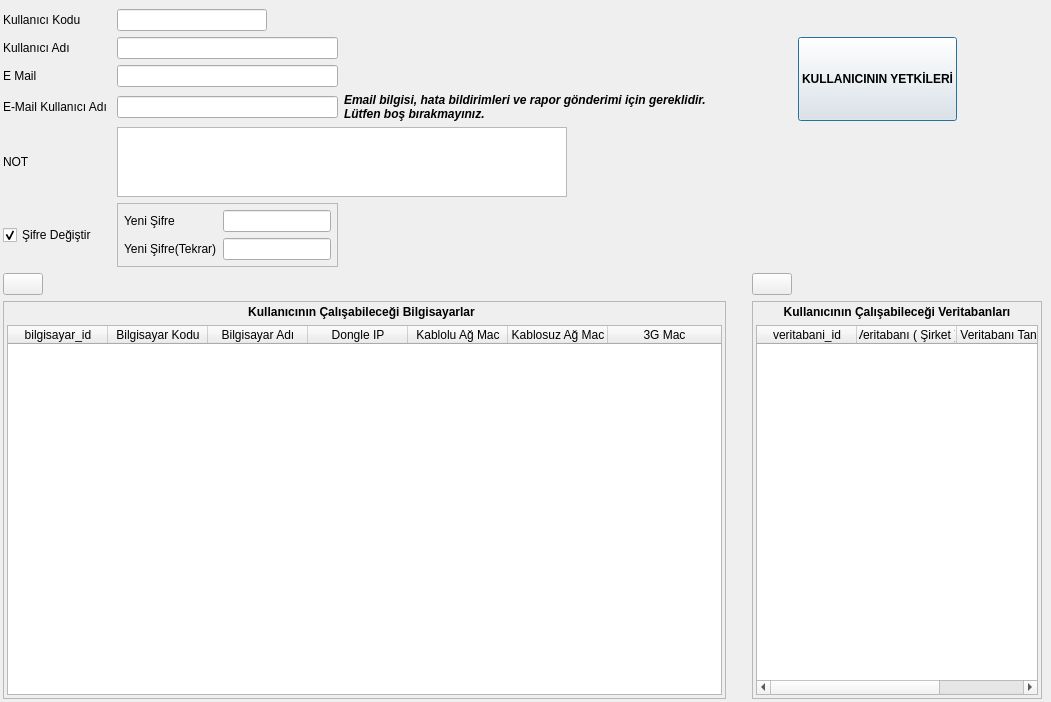
Before: the Qt Designer form YONETIM/kullanicilar_formu.ui in adakteknoloji/FRAMEWORK, drawn with Qt 5.
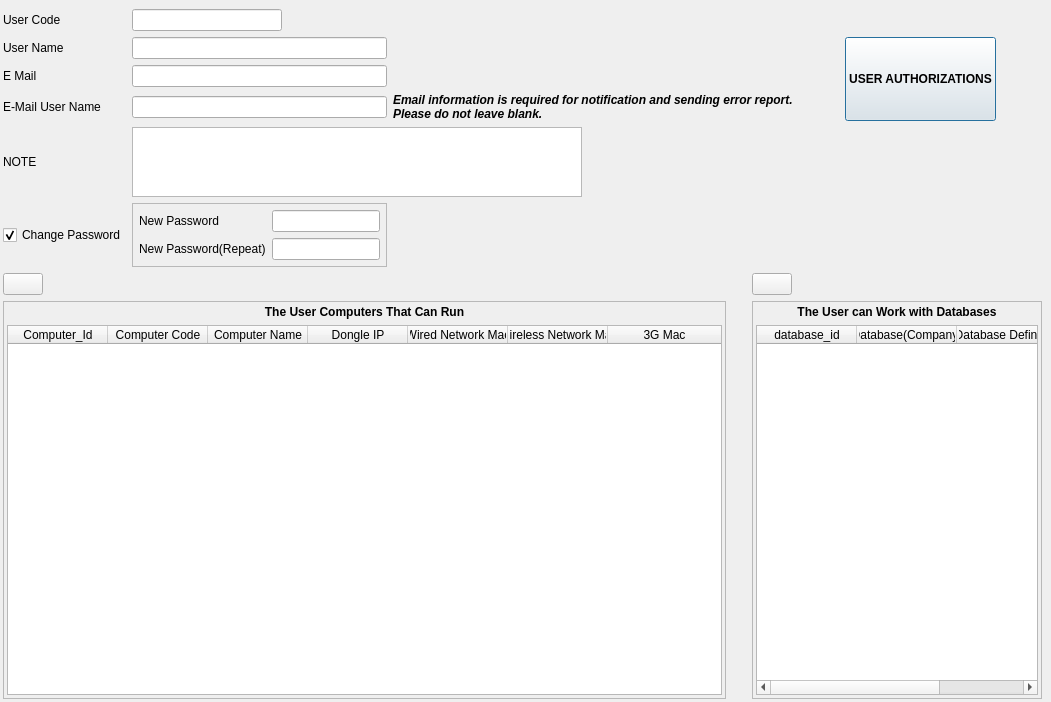
After: the same form once the commit is applied. Icons and pictures are not drawn. Custom widgets are drawn as their Qt base class.

Commit message: Kullanıcı formu tamamlandı

What changed in the file:
```diff
--- a/YONETIM/kullanicilar_formu.ui
+++ b/YONETIM/kullanicilar_formu.ui
@@ -50,7 +50,7 @@
         </sizepolicy>
        </property>
        <property name="text">
-        <string>Kullanıcı Kodu</string>
+        <string>User Code</string>
        </property>
        <property name="buddy">
         <cstring>lineEdit_kullanici_kodu</cstring>
@@ -82,7 +82,7 @@
         </sizepolicy>
        </property>
        <property name="text">
-        <string>Kullanıcı Adı</string>
+        <string>User Name</string>
        </property>
        <property name="buddy">
         <cstring>lineEdit_kullanici_adi</cstring>
@@ -131,7 +131,7 @@
         </sizepolicy>
        </property>
        <property name="text">
-        <string>E-Mail Kullanıcı Adı </string>
+        <string>E-Mail User Name </string>
        </property>
       </widget>
      </item>
@@ -144,7 +144,7 @@
         </sizepolicy>
        </property>
        <property name="text">
-        <string>NOT</string>
+        <string>NOTE</string>
        </property>
        <property name="alignment">
         <set>Qt::AlignLeading|Qt::AlignLeft|Qt::AlignVCenter</set>
@@ -164,7 +164,7 @@
      <item row="5" column="0">
       <widget class="QCheckBox" name="check_box_sifre">
        <property name="text">
-        <string>Şifre Değiştir</string>
+        <string>Change Password</string>
        </property>
        <property name="checked">
         <bool>true</bool>
@@ -198,8 +198,8 @@
         </font>
        </property>
        <property name="text">
-        <string>Email bilgisi, hata bildirimleri ve rapor gönderimi için gereklidir.
-Lütfen boş bırakmayınız.</string>
+        <string>Email information is required for notification and sending error report. 
+Please do not leave blank.</string>
        </property>
       </widget>
      </item>
@@ -265,7 +265,7 @@
            </sizepolicy>
           </property>
           <property name="text">
-           <string>Yeni Şifre(Tekrar)</string>
+           <string>New Password(Repeat)</string>
           </property>
          </widget>
         </item>
@@ -281,7 +281,7 @@
            </sizepolicy>
           </property>
           <property name="text">
-           <string>Yeni Şifre</string>
+           <string>New Password</string>
           </property>
          </widget>
         </item>
@@ -347,7 +347,7 @@
           <string notr="true"/>
          </property>
          <property name="text">
-          <string>KULLANICININ YETKİLERİ</string>
+          <string>USER AUTHORIZATIONS</string>
          </property>
          <property name="icon">
           <iconset>
@@ -466,7 +466,29 @@
         <property name="margin">
          <number>3</number>
         </property>
-        <item row="1" column="0" colspan="2">
+        <item row="0" column="0">
+         <widget class="QLabel" name="label_3">
+          <property name="sizePolicy">
+           <sizepolicy hsizetype="Expanding" vsizetype="Fixed">
+            <horstretch>0</horstretch>
+            <verstretch>0</verstretch>
+           </sizepolicy>
+          </property>
+          <property name="font">
+           <font>
+            <weight>75</weight>
+            <bold>true</bold>
+           </font>
+          </property>
+          <property name="text">
+           <string>The User Computers That Can Run</string>
+          </property>
+          <property name="alignment">
+           <set>Qt::AlignCenter</set>
+          </property>
+         </widget>
+        </item>
+        <item row="1" column="0">
          <widget class="QTableWidget" name="table_widget_bilgisayarlar">
           <property name="font">
            <font>
@@ -491,17 +513,17 @@
           </attribute>
           <column>
            <property name="text">
-            <string>bilgisayar_id</string>
+            <string>Computer_Id</string>
            </property>
           </column>
           <column>
            <property name="text">
-            <string>Bilgisayar Kodu</string>
+            <string>Computer Code</string>
            </property>
           </column>
           <column>
            <property name="text">
-            <string>Bilgisayar Adı</string>
+            <string>Computer Name</string>
            </property>
           </column>
           <column>
@@ -511,12 +533,12 @@
           </column>
           <column>
            <property name="text">
-            <string>Kablolu Ağ Mac</string>
+            <string>Wired Network Mac</string>
            </property>
           </column>
           <column>
            <property name="text">
-            <string>Kablosuz Ağ Mac</string>
+            <string>Wireless Network Mac</string>
            </property>
           </column>
           <column>
@@ -526,28 +548,6 @@
           </column>
          </widget>
         </item>
-        <item row="0" column="0">
-         <widget class="QLabel" name="label_3">
-          <property name="sizePolicy">
-           <sizepolicy hsizetype="Expanding" vsizetype="Fixed">
-            <horstretch>0</horstretch>
-            <verstretch>0</verstretch>
-           </sizepolicy>
-          </property>
-          <property name="font">
-           <font>
-            <weight>75</weight>
-            <bold>true</bold>
-           </font>
-          </property>
-          <property name="text">
-           <string>Kullanıcının Çalışabileceği Bilgisayarlar</string>
-          </property>
-          <property name="alignment">
-           <set>Qt::AlignCenter</set>
-          </property>
-         </widget>
-        </item>
        </layout>
       </widget>
      </item>
@@ -601,17 +601,17 @@
           </attribute>
           <column>
            <property name="text">
-            <string>veritabani_id</string>
+            <string>database_id</string>
            </property>
           </column>
           <column>
            <property name="text">
-            <string>Veritabanı ( Şirket )</string>
+            <string>Database(Company)</string>
            </property>
           </column>
           <column>
            <property name="text">
-            <string>Veritabanı Tanımı</string>
+            <string>Database Definition</string>
            </property>
           </column>
          </widget>
@@ -631,7 +631,7 @@
            </font>
           </property>
           <property name="text">
-           <string>Kullanıcının Çalışabileceği Veritabanları</string>
+           <string>The User can Work with Databases</string>
           </property>
           <property name="alignment">
            <set>Qt::AlignCenter</set>
```
Left out of the diff: 13 changed lines with no effect on the pictures. The commit also changes 1 other file.
